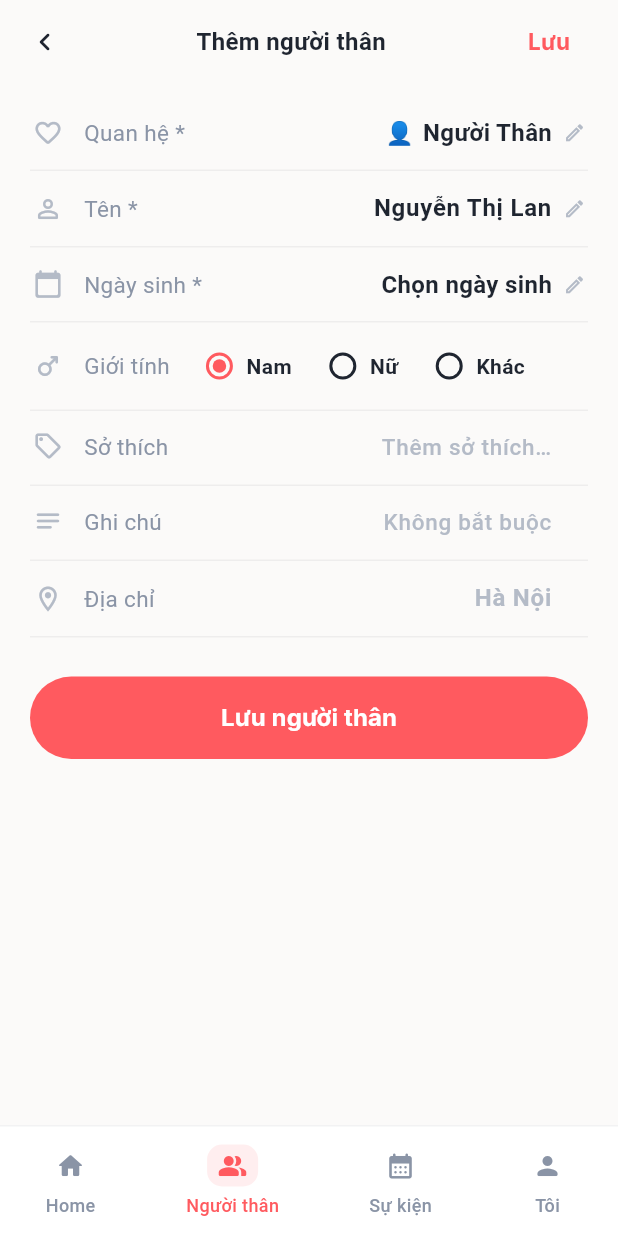
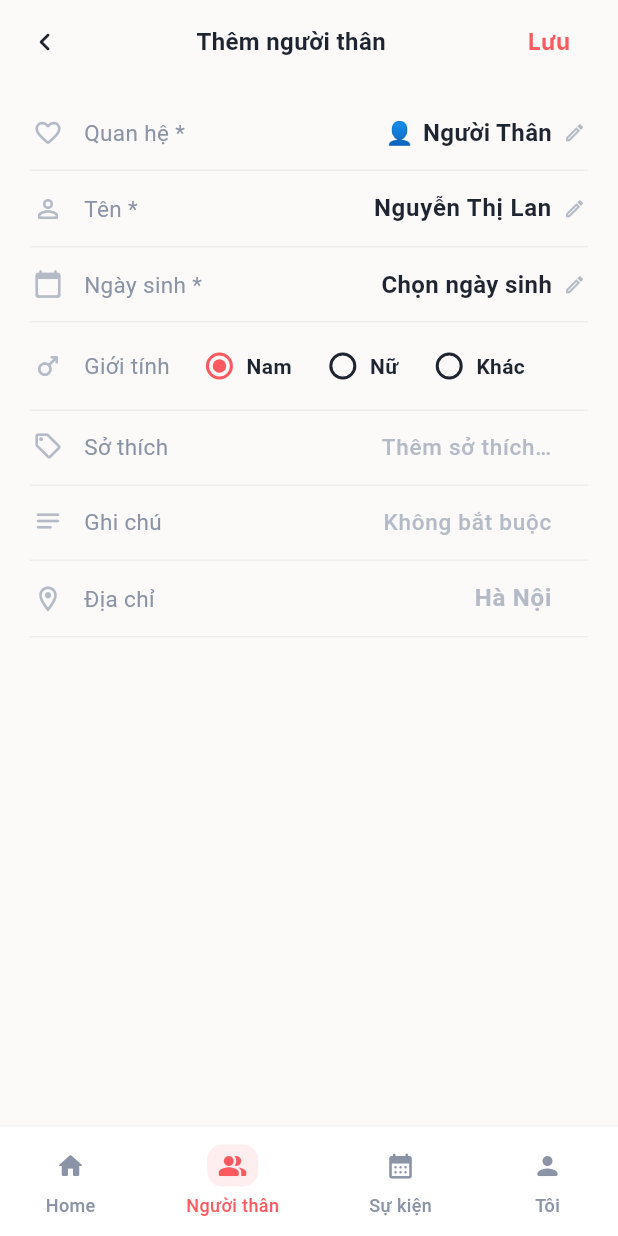
Before and after one commit to dautruongptit/event_app_anti, a Flutter app: the RelativeFormScreen screen opened by its route, after a tap on "Lưu", on a phone screen of 412 x 824 dp. Run offline on Flutter 3.47's test engine with Material 3 defaults, Android fonts, the phone set to English and light mode, and no system bars; our stand-ins replace cached_network_image, dio, firebase_core, firebase_messaging, flutter_animate, flutter_local_notifications and 5 more; accounts and stored records are empty; network calls fail.

Commit message:
feat(app): đổi tên hiển thị "Nino"; sửa nhiều bug UI người thân/điều hướng
- Đổi tên hiển thị app sang "Nino" trên Android/iOS/Web/Windows +
  MaterialApp.title (giữ nguyên package Dart nội bộ event_app, tránh đổi
  30 file import không cần thiết).
- edit_profile_screen: gộp field "Ngày sinh" từ 3 ô Ngày/Tháng/Năm tách
  rời thành 1 ô duy nhất (khớp luồng chọn tuần tự của RelativeFormScreen);
  bỏ nút "Lưu thông tin" ở cuối form, chỉ còn 1 nút "Lưu" trên đầu.
- relative_form_screen: bỏ 2 nút "Xoá"/"Lưu thay đổi" ở cuối form, thêm
  icon xoá ngang hàng với "Lưu" ở góc trên phải; picker "Quan hệ" không
  còn cho chọn "Bản thân" (thêm mới lẫn sửa).
- relative_list_screen: chip lọc quan hệ dựng động từ groupSummary (quan
  hệ THẬT SỰ tồn tại ở người thân của user) thay vì danh sách cứng đã lỗi
  thời (GIA_DINH/VO_CHONG/CON_CAI/BAN_BE) không khớp dữ liệu hiện tại.
- models/relative + initials_avatar: thêm groupTypeEmoji, avatar hiện
  icon quan hệ (👴👵👨👩💍...) thay vì chữ cái đầu tên — áp dụng ở cả màn
  Người thân và danh sách người thân trên Home.
- relative_form_screen + event_form_screen: refresh HomeProvider ngay
  sau khi lưu/xoá thành công — trước đây Home giữ snapshot riêng, không
  tự đồng bộ nên quay lại Home vẫn hiện dữ liệu cũ.
- bottom_nav_scaffold: bấm tab nào luôn về đúng màn GỐC của tab đó
  (initialLocation: true không điều kiện) — trước đây chỉ reset khi bấm
  đúng tab đang active, nên push 1 màn con (VD sửa người thân từ Home)
  rồi chuyển tab qua lại vẫn kẹt ở màn con cũ thay vì về màn gốc.

Co-Authored-By: Claude Sonnet 5 <noreply@anthropic.com>
Claude-Session: https://claude.ai/code/session_0127nXUDWiqJVz46hxgKK1GJ

```diff
--- a/lib/app.dart
+++ b/lib/app.dart
@@ -29,7 +29,7 @@ class _AppWidgetState extends State<AppWidget> {
     final localeProvider = context.watch<LocaleProvider>();
 
     return MaterialApp.router(
-      title: 'Nhắc Sự Kiện',
+      title: 'Nino',
       theme: themeProvider.themeData,
       routerConfig: _router,
       locale: localeProvider.locale,
--- a/lib/ui/screens/home/home_screen.dart
+++ b/lib/ui/screens/home/home_screen.dart
@@ -310,7 +310,7 @@ class _HomeScreenState extends State<HomeScreen> {
                 padding: const EdgeInsets.only(bottom: 9),
                 child: CardRow(
                   onTap: () => context.push('/relatives/${rel.id}'),
-                  leading: InitialsAvatar(name: rel.displayName, color: color, softColor: softColor, radius: 21, avatarUrl: rel.avatarUrl),
+                  leading: InitialsAvatar(name: rel.displayName, color: color, softColor: softColor, radius: 21, avatarUrl: rel.avatarUrl, emoji: rel.groupTypeEmoji),
                   title: rel.displayName,
                   meta: Container(
                     padding: const EdgeInsets.symmetric(horizontal: 6, vertical: 2),
--- a/lib/ui/screens/relatives/relative_form_screen.dart
+++ b/lib/ui/screens/relatives/relative_form_screen.dart
@@ -3,6 +3,7 @@ import 'package:provider/provider.dart';
 import 'package:go_router/go_router.dart';
 import '../../../core/constants/app_colors.dart';
 import '../../../providers/relative_provider.dart';
+import '../../../providers/home_provider.dart';
 import '../../widgets/nino/bottom_option_sheet.dart';
 import '../../widgets/nino/nino_toast.dart';
 import '../../widgets/nino/sticky_action_bars.dart';
@@ -206,6 +207,11 @@ class _RelativeFormScreenState extends State<RelativeFormScreen> {
         .deleteRelative(widget.relativeId!);
     if (mounted && success) {
       showNinoToast(context, 'Đã xoá người thân');
+      // HomeProvider có snapshot người thân/sự kiện riêng, không tự đồng bộ
+      // với RelativeProvider — nếu không refresh ở đây, quay về Home (có
+      // thể pop thẳng về Home nếu vào từ đó, không qua chuyển tab) sẽ vẫn
+      // hiện dữ liệu cũ.
+      context.read<HomeProvider>().refresh();
       context.go('/relatives');
     }
   }
@@ -249,6 +255,11 @@ class _RelativeFormScreenState extends State<RelativeFormScreen> {
     if (success && mounted) {
       showNinoToast(context,
           widget.relativeId == null ? 'Đã thêm người thân' : 'Đã lưu thay đổi');
+      // HomeProvider có snapshot người thân/sự kiện riêng, không tự đồng bộ
+      // với RelativeProvider — nếu không refresh ở đây, quay về Home (có
+      // thể pop thẳng về Home nếu vào từ đó, không qua chuyển tab) sẽ vẫn
+      // hiện dữ liệu cũ (VD: "Quan hệ" vừa sửa không cập nhật).
+      context.read<HomeProvider>().refresh();
       context.pop();
     }
   }
@@ -289,6 +300,18 @@ class _RelativeFormScreenState extends State<RelativeFormScreen> {
                               fontSize: 16,
                               fontWeight: FontWeight.w700,
                               color: txt)),
+                      Row(
+                        mainAxisSize: MainAxisSize.min,
+                        children: [
+                          // Xoá chỉ hiện khi đang sửa (không có ở màn Thêm
+                          // mới) — trước đây là nút riêng ở cuối form, gộp
+                          // lên đây ngang hàng với Lưu để chỉ còn 1 khu vực
+                          // hành động duy nhất trên đầu màn.
+                          if (isEditing)
+                            IconButton(
+                              onPressed: isLoading ? null : _confirmDelete,
+                              icon: Icon(Icons.delete_outline_rounded, color: danger),
+                            ),
                           TextButton(
                             onPressed: isLoading ? null : _submit,
                             child: Text('Lưu',
@@ -296,6 +319,8 @@ class _RelativeFormScreenState extends State<RelativeFormScreen> {
                                     fontSize: 15,
                                     fontWeight: FontWeight.w700,
                                     color: pri)),
+                          ),
+                        ],
                       ),
                     ],
                   ),
@@ -315,7 +340,13 @@ class _RelativeFormScreenState extends State<RelativeFormScreen> {
                           onTap: () => showBottomOptionSheet(
                             context: context,
                             title: 'Quan hệ',
+                            // "Bản thân" không cho chọn ở đây (thêm mới lẫn
+                            // sửa) — mục người thân là để quản lý NGƯỜI KHÁC,
+                            // không phải chính người dùng. Vẫn giữ trong
+                            // _groupTypes để hiển thị đúng nếu dữ liệu cũ lỡ
+                            // mang giá trị này.
                             options: _groupTypes.entries
+                                .where((e) => e.key != 'BAN_THAN')
                                 .map((e) => NinoOption(
                                       label: e.value.$1,
                                       icon: e.value.$2,
@@ -564,56 +595,6 @@ class _RelativeFormScreenState extends State<RelativeFormScreen> {
                           ),
                         ),
                         const SizedBox(height: 26),
-                        Row(
-                          children: [
-                            if (isEditing)
-                              Expanded(
-                                child: OutlinedButton(
-                                  onPressed: isLoading ? null : _confirmDelete,
-                                  style: OutlinedButton.styleFrom(
-                                    padding: const EdgeInsets.symmetric(
-                                        vertical: 15),
-                                    backgroundColor: isDark
-                                        ? AppColors.errorSoftDark
-                                        : AppColors.errorSoftLight,
-                                    side: BorderSide(
-                                        color: isDark
-                                            ? AppColors.errorSoftDark
-                                            : AppColors.errorSoftLight),
-                                    shape: RoundedRectangleBorder(
-                                        borderRadius:
-                                            BorderRadius.circular(999)),
-                                  ),
-                                  child: Text('Xoá',
-                                      style: TextStyle(
-                                          fontSize: 15,
-                                          fontWeight: FontWeight.w600,
-                                          color: danger)),
-                                ),
-                              ),
-                            if (isEditing) const SizedBox(width: 10),
-                            Expanded(
-                              child: ElevatedButton(
-                                onPressed: isLoading ? null : _submit,
-                                style: ElevatedButton.styleFrom(
-                                  backgroundColor: pri,
-                                  padding:
-                                      const EdgeInsets.symmetric(vertical: 16),
-                                  shape: RoundedRectangleBorder(
-                                      borderRadius: BorderRadius.circular(999)),
-                                ),
-                                child: Text(
-                                    isEditing
-                                        ? 'Lưu thay đổi'
-                                        : 'Lưu người thân',
-                                    style: const TextStyle(
-                                        fontSize: 16,
-                                        fontWeight: FontWeight.w700,
-                                        color: Colors.white)),
-                              ),
-                            ),
-                          ],
-                        ),
                       ],
                     ),
                   ),
--- a/lib/ui/screens/relatives/relative_list_screen.dart
+++ b/lib/ui/screens/relatives/relative_list_screen.dart
@@ -18,13 +18,6 @@ class RelativeListScreen extends StatefulWidget {
 }
 
 class _RelativeListScreenState extends State<RelativeListScreen> {
-  static const _groupLabels = {
-    'GIA_DINH': 'Gia đình',
-    'VO_CHONG': 'Vợ/Chồng',
-    'CON_CAI': 'Con cái',
-    'BAN_BE': 'Bạn bè',
-  };
-
   @override
   void initState() {
     super.initState();
@@ -59,8 +52,15 @@ class _RelativeListScreenState extends State<RelativeListScreen> {
     final pri = isDark ? AppColors.primaryDark : AppColors.primaryLight;
 
     final total = provider.groupSummary.fold<int>(0, (sum, s) => sum + s.count);
-    final filterLabels = ['Tất cả', ..._groupLabels.values];
-    final selectedLabel = provider.filterGroupType == null ? 'Tất cả' : (_groupLabels[provider.filterGroupType] ?? 'Tất cả');
+    // Chip lọc dựng từ các quan hệ THẬT SỰ đang tồn tại ở người thân của
+    // user (groupSummary lấy từ backend) — trước đây dùng 1 danh sách cứng
+    // (GIA_DINH/VO_CHONG/CON_CAI/BAN_BE) đã lỗi thời, không khớp các quan hệ
+    // hiện dùng ở form Thêm/Sửa (Ông/Bà/Bố/Mẹ/...) nên lọc sai/vô nghĩa.
+    final filterLabels = ['Tất cả', ...provider.groupSummary.map((s) => s.displayName)];
+    final selectedSummary = provider.groupSummary.where((s) => s.groupType == provider.filterGroupType);
+    final selectedLabel = provider.filterGroupType == null
+        ? 'Tất cả'
+        : (selectedSummary.isEmpty ? 'Tất cả' : selectedSummary.first.displayName);
 
     return Scaffold(
       backgroundColor: isDark ? AppColors.bgDark : AppColors.bgLight,
@@ -99,7 +99,9 @@ class _RelativeListScreenState extends State<RelativeListScreen> {
                 labels: filterLabels,
                 selected: selectedLabel,
                 onChanged: (label) {
-                  final key = label == 'Tất cả' ? null : _groupLabels.entries.firstWhere((e) => e.value == label).key;
+                  final key = label == 'Tất cả'
+                      ? null
+                      : provider.groupSummary.firstWhere((s) => s.displayName == label).groupType;
                   context.read<RelativeProvider>().setGroupFilter(key);
                 },
               ),
@@ -125,7 +127,7 @@ class _RelativeListScreenState extends State<RelativeListScreen> {
                               padding: const EdgeInsets.only(bottom: 9),
                               child: CardRow(
                                 onTap: () => context.push('/relatives/${rel.id}'),
-                                leading: InitialsAvatar(name: rel.displayName, color: color, softColor: softColor, radius: 23, avatarUrl: rel.avatarUrl),
+                                leading: InitialsAvatar(name: rel.displayName, color: color, softColor: softColor, radius: 23, avatarUrl: rel.avatarUrl, emoji: rel.groupTypeEmoji),
                                 title: rel.displayName,
                                 meta: Column(
                                   crossAxisAlignment: CrossAxisAlignment.start,
```
Also changed, not shown: lib/models/relative.dart (+42 -0 lines), lib/ui/screens/events/event_form_screen.dart (+8 -1 lines), lib/ui/screens/profile/edit_profile_screen.dart (+25 -34 lines), lib/ui/widgets/bottom_nav_scaffold.dart (+17 -1 lines), lib/ui/widgets/nino/initials_avatar.dart (+11 -6 lines), 6 other files. Lines whose indentation alone changed are shown as unchanged.
